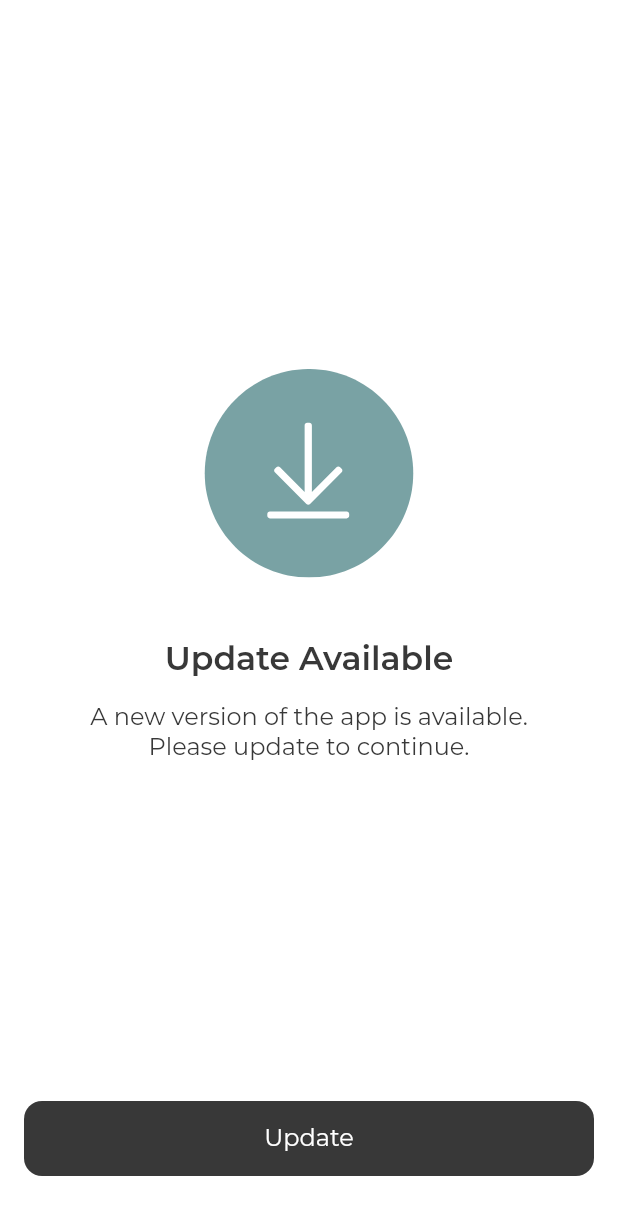
After one commit to KhamphoneSomsanid/SimpleChat, a Flutter app: the AppUpgradeScreen screen opened directly, on a phone screen of 412 x 824 dp. The commit adds this screen. Shown: the top 1215 px of the screen. Run offline on Flutter 3.47's test engine with Material 2 defaults, Android fonts, the phone set to English and light mode, and no system bars; our stand-ins replace contacts_service, device_info, dotted_border, flutter_local_notifications, flutter_svg, google_sign_in and 13 more; missing offline and left inert: custom_splash, flutter_inapp_purchase, flutter_simple_dependency_injection, jwt_decode, sound_stream, video_thumbnail; accounts and stored records are empty; network calls fail; statements that could not run were skipped; project files that could hold a hidden picture were left out.

Commit message:
add upgrade screen

```diff
--- /dev/null
+++ b/lib/screens/main/app_upgrade_screen.dart
@@ -0,0 +1,73 @@
+import 'package:flutter/material.dart';
+import 'package:flutter_svg/svg.dart';
+import 'package:simplechat/utils/colors.dart';
+import 'package:simplechat/utils/constants.dart';
+import 'package:simplechat/utils/dimens.dart';
+import 'package:simplechat/utils/themes.dart';
+import 'package:simplechat/widgets/appbar_widget.dart';
+import 'package:simplechat/widgets/button_widget.dart';
+import 'package:url_launcher/url_launcher.dart';
+
+class AppUpgradeScreen extends StatefulWidget {
+  @override
+  _AppUpgradeScreenState createState() => _AppUpgradeScreenState();
+}
+
+class _AppUpgradeScreenState extends State<AppUpgradeScreen> {
+  @override
+  Widget build(BuildContext context) {
+    return WillPopScope(
+      onWillPop: () async => false,
+      child: Scaffold(
+        backgroundColor: Colors.white,
+        appBar: AppBar(
+          toolbarHeight: 0,
+          backgroundColor: Colors.white,
+          elevation: 0,
+        ),
+        body: Container(
+          padding:
+              EdgeInsets.symmetric(horizontal: offsetBase, vertical: offsetMd),
+          child: Column(
+            children: [
+              Spacer(),
+              SvgPicture.asset(
+                'assets/icons/ic_upgrade.svg',
+                width: 140,
+                height: 140,
+              ),
+              SizedBox(
+                height: 40.0,
+              ),
+              Text(
+                'Update Available',
+                style: boldText.copyWith(fontSize: 22.0),
+              ),
+              SizedBox(
+                height: 16.0,
+              ),
+              Text(
+                'A new version of the app is available.\nPlease update to continue.',
+                style: mediumText.copyWith(
+                  fontSize: 16.0,
+                ),
+                textAlign: TextAlign.center,
+              ),
+              Spacer(),
+              FullWidthButton(
+                title: 'Update',
+                color: blackColor,
+                action: () {
+                  launch(storeUrl);
+                },
+              ),
+              SizedBox(
+                height: offsetMd,
+              ),
+            ],
+          ),
+        ),
+      ),
+    );
+  }
+}
--- a/lib/utils/constants.dart
+++ b/lib/utils/constants.dart
@@ -1,3 +1,5 @@
+import 'dart:io';
+
 import 'package:mask_text_input_formatter/mask_text_input_formatter.dart';
 
 const String DOMAIN = 'simplechat.laodev.info';
@@ -45,3 +47,7 @@ const List<String> reviewIcons = [
 ];
 
 const String notSupport = 'This feature is not supported yet.';
+
+var storeUrl = Platform.isIOS
+    ? 'https://apps.apple.com/us/app/simple-chat-2021/id1560156953'
+    : 'https://play.google.com/store/apps/details?id=com.laodev.simplechat';
--- a/pubspec.yaml
+++ b/pubspec.yaml
@@ -3,7 +3,7 @@ description: A new Flutter application.
 
 publish_to: 'none' # Remove this line if you wish to publish to pub.dev
 
-version: 1.0.0+6
+version: 1.0.0+7
 
 environment:
   sdk: ">=2.7.0 <3.0.0"
```
Also changed, not shown: lib/screens/auth/login_screen.dart (+8 -22 lines), lib/screens/main_screen.dart (+13 -1 lines), lib/services/common_service.dart (+19 -0 lines), assets/icons/ic_upgrade.svg (added), 1 other file.
